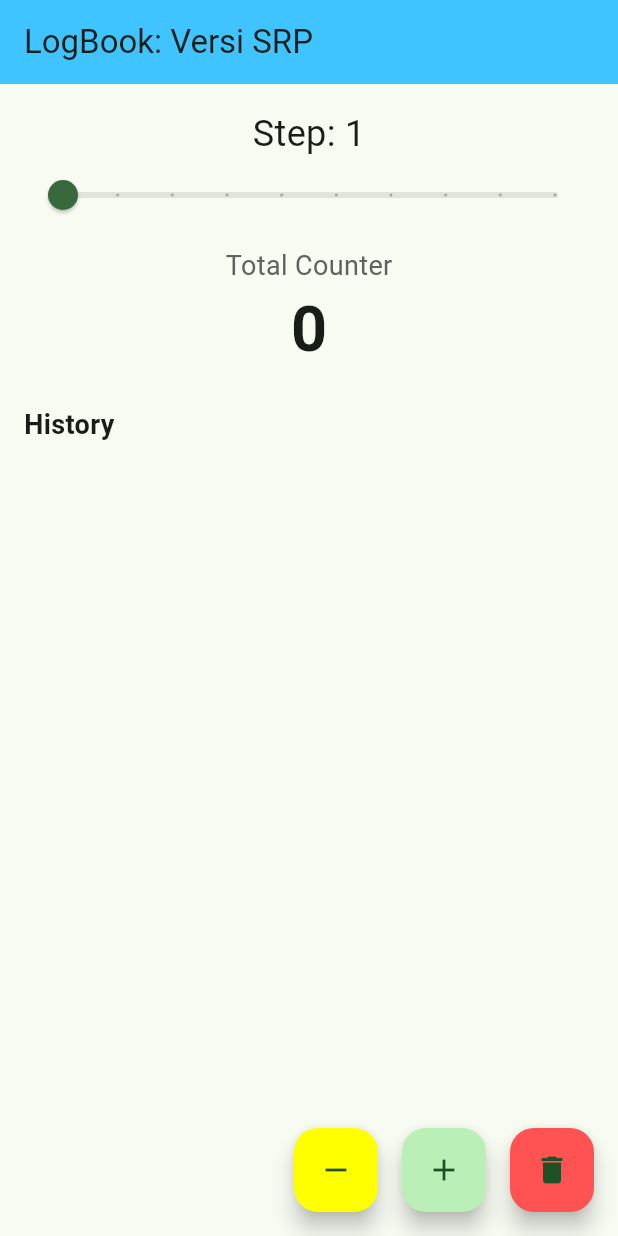
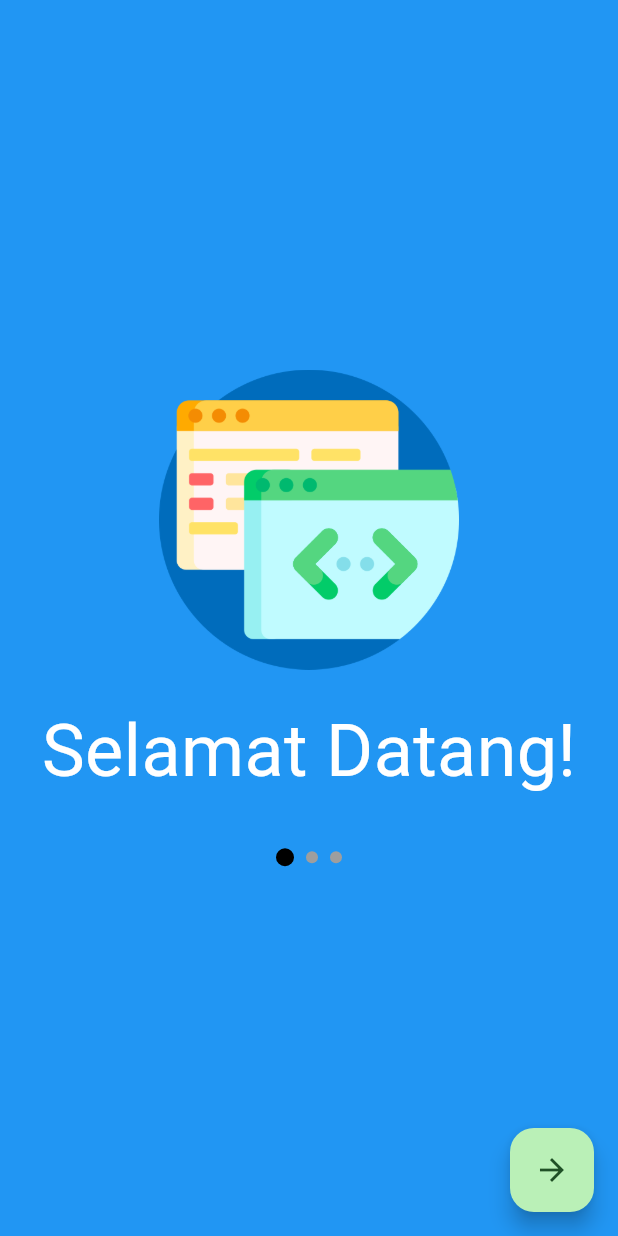
Before and after one commit to nabilmudz/proyek4_counter_app, a Flutter app: the screen it shows after launch, on a phone screen of 412 x 824 dp. Run offline on Flutter 3.47's test engine with Material 3 defaults, Android fonts, the phone set to English and light mode, and no system bars; our stand-ins replace shared_preferences.

Commit message:
sesi 2, feat: auth, onboardings & shared preference

```diff
--- a/lib/counter_controller.dart
+++ /dev/null
@@ -1,42 +0,0 @@
-class CounterController {
-  int _counter = 0;
-  int _step = 1;
-  final List<Map<String, dynamic>> _history = [];
-
-  int get value => _counter;
-  int get stepValue => _step;
-  List<Map<String, dynamic>> get history => _history;
-
-  void addHistory(String message, String type) {
-    final time = DateTime.now().toString();
-
-    _history.add({"message": message, "time": time, "type": type});
-
-    if (_history.length > 5) {
-      _history.removeAt(0);
-    }
-  }
-
-  void increment() {
-    _counter += _step;
-    addHistory("Menambah sebesar $_step", "add");
-  }
-
-  void decrement() {
-    if (_counter - _step >= 0) {
-      _counter -= _step;
-    }
-    addHistory("Mengurangi sebesar $_step", "minus");
-  }
-
-  void reset() {
-    _counter = 0;
-    _step = 1;
-    _history.clear();
-    addHistory("Melakukan reset", "reset");
-  }
-
-  void setStep(int newStep) {
-    _step = newStep;
-  }
-}
--- /dev/null
+++ b/lib/features/onboarding/onboarding_view.dart
@@ -0,0 +1,127 @@
+import 'package:counter_app/features/auth/login_view.dart';
+import 'package:flutter/material.dart';
+
+class OnboardingView extends StatefulWidget {
+  const OnboardingView({super.key});
+  @override
+  State<StatefulWidget> createState() => _OnboardingViewState();
+}
+
+class _OnboardingViewState extends State<OnboardingView> {
+  int step = 1;
+
+  Color get backgroundColor {
+    switch (step) {
+      case 1:
+        return Colors.blue;
+      case 2:
+        return Colors.green;
+      case 3:
+        return Colors.purple;
+      default:
+        return Colors.white;
+    }
+  }
+
+  Color get textColor {
+    switch (step) {
+      case 1:
+        return Colors.white;
+      case 2:
+        return Colors.black;
+      case 3:
+        return Colors.yellow;
+      default:
+        return Colors.black;
+    }
+  }
+
+  String get textLabel {
+    switch (step) {
+      case 1:
+        return "Selamat Datang!";
+      case 2:
+        return "Logbook Counter";
+      case 3:
+        return "Siap, Lanjut!";
+      default:
+        return "Logbook Counter";
+    }
+  }
+
+  Widget get stepImage {
+    switch (step) {
+      case 1:
+        return Image.asset('assets/images/coding.png', width: 200, height: 200);
+      case 2:
+        return Image.asset('assets/images/ux.png', width: 200, height: 200);
+      case 3:
+        return Image.asset(
+          'assets/images/smartphone.png',
+          width: 200,
+          height: 200,
+        );
+      default:
+        return const SizedBox();
+    }
+  }
+
+  Widget buildDot(int index) {
+    return Container(
+      margin: const EdgeInsets.symmetric(horizontal: 4),
+      width: step == index ? 12 : 8,
+      height: step == index ? 12 : 8,
+      decoration: BoxDecoration(
+        color: step == index ? const Color.fromARGB(255, 0, 0, 0) : Colors.grey,
+        shape: BoxShape.circle,
+      ),
+    );
+  }
+
+  @override
+  Widget build(BuildContext context) {
+    return Scaffold(
+      backgroundColor: backgroundColor,
+      body: Center(
+        child: Column(
+          mainAxisAlignment: MainAxisAlignment.center,
+          children: [
+            stepImage,
+            const SizedBox(height: 20),
+            Text(textLabel, style: TextStyle(fontSize: 48, color: textColor)),
+
+            const SizedBox(height: 30),
+
+            Row(
+              mainAxisAlignment: MainAxisAlignment.center,
+              children: [buildDot(1), buildDot(2), buildDot(3)],
+            ),
+          ],
+        ),
+      ),
+      floatingActionButton: Row(
+        mainAxisAlignment: MainAxisAlignment.end,
+        children: [
+          FloatingActionButton(
+            heroTag: 'next',
+            onPressed: () {
+              setState(() {
+                if (step < 3) {
+                  setState(() {
+                    step++;
+                  });
+                } else {
+                  Navigator.pushReplacement(
+                    context,
+                    MaterialPageRoute(builder: (context) => LoginView()),
+                  );
+                }
+              });
+            },
+            child: Icon(Icons.arrow_forward_sharp),
+          ),
+        ],
+      ),
+    );
+  }
+}
--- a/lib/main.dart
+++ b/lib/main.dart
@@ -1,5 +1,5 @@
+import 'package:counter_app/features/onboarding/onboarding_view.dart';
 import 'package:flutter/material.dart';
-import 'counter_view.dart';
 
 void main() {
   runApp(const MyApp());
@@ -17,7 +17,7 @@ class MyApp extends StatelessWidget {
           seedColor: const Color.fromARGB(255, 0, 255, 98),
         ),
       ),
-      home: const CounterView(),
+      home: const OnboardingView(),
     );
   }
 }
```
Also changed, not shown: lib/features/auth/login_controller.dart (added, +12 -0 lines), lib/features/auth/login_view.dart (added, +124 -0 lines), lib/features/logbook/counter_controller.dart (added, +81 -0 lines), lib/features/logbook/counter_view.dart (renamed from lib/counter_view.dart, +52 -3 lines), pubspec.yaml (+3 -4 lines), assets/images/coding.png (added), assets/images/smartphone.png (added), assets/images/ux.png (added), assets/images/web-design.png (added), pubspec.lock, 1 other file.
